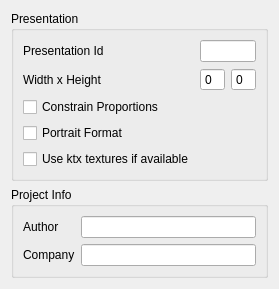
This is src/Authoring/Qt3DStudio/UI/StudioProjectSettingsPage.ui in flyhex/qt3dstudio as Qt 5 draws it before an edit. The edited form follows.
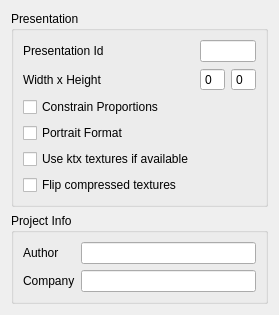
This is the edited form.

Commit message:
Add project setting for automatically flipping compressed textures
Add checkbox in project settings dialog for setting flipCompressedTextures.
Reload images for the current project if settings are changed.

Task-id: QT3DS-4015

What changed in the file:
```diff
--- a/src/Authoring/Qt3DStudio/UI/StudioProjectSettingsPage.ui
+++ b/src/Authoring/Qt3DStudio/UI/StudioProjectSettingsPage.ui
@@ -86,6 +86,16 @@
         </property>
        </widget>
       </item>
+      <item row="5" column="0">
+       <widget class="QCheckBox" name="m_checkFlipTex">
+        <property name="toolTip">
+         <string>Flip the y coordinate of compressed textures</string>
+        </property>
+        <property name="text">
+         <string>Flip compressed textures</string>
+        </property>
+       </widget>
+      </item>
      </layout>
     </widget>
    </item>
```
The commit also changes 8 other files.
